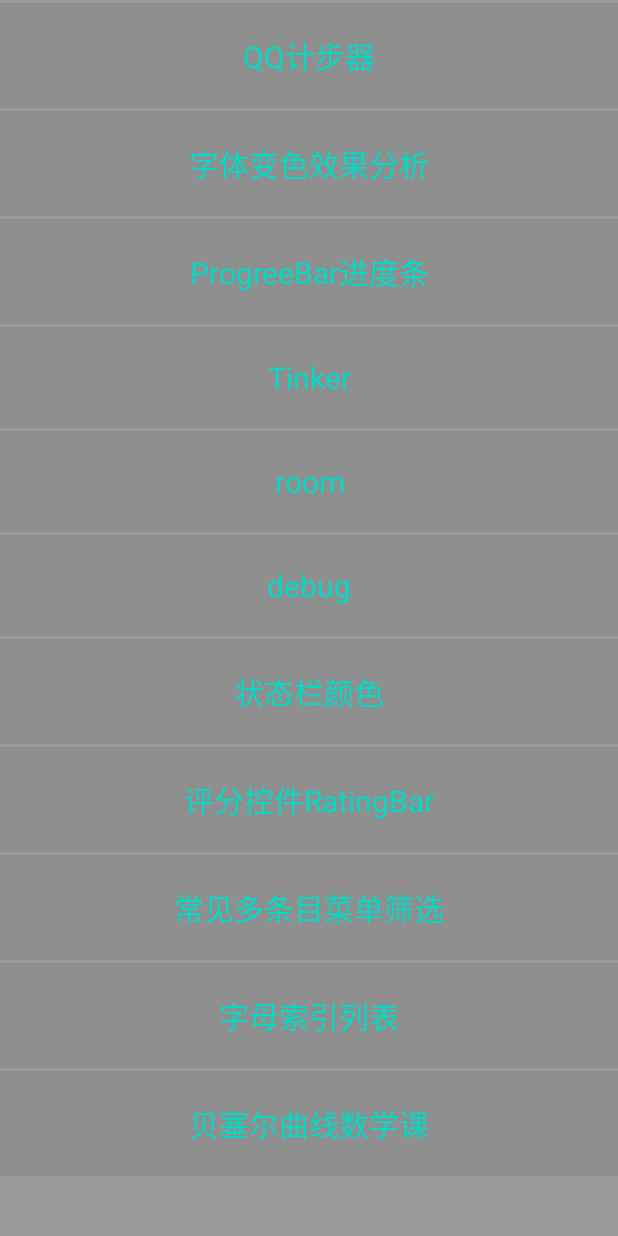
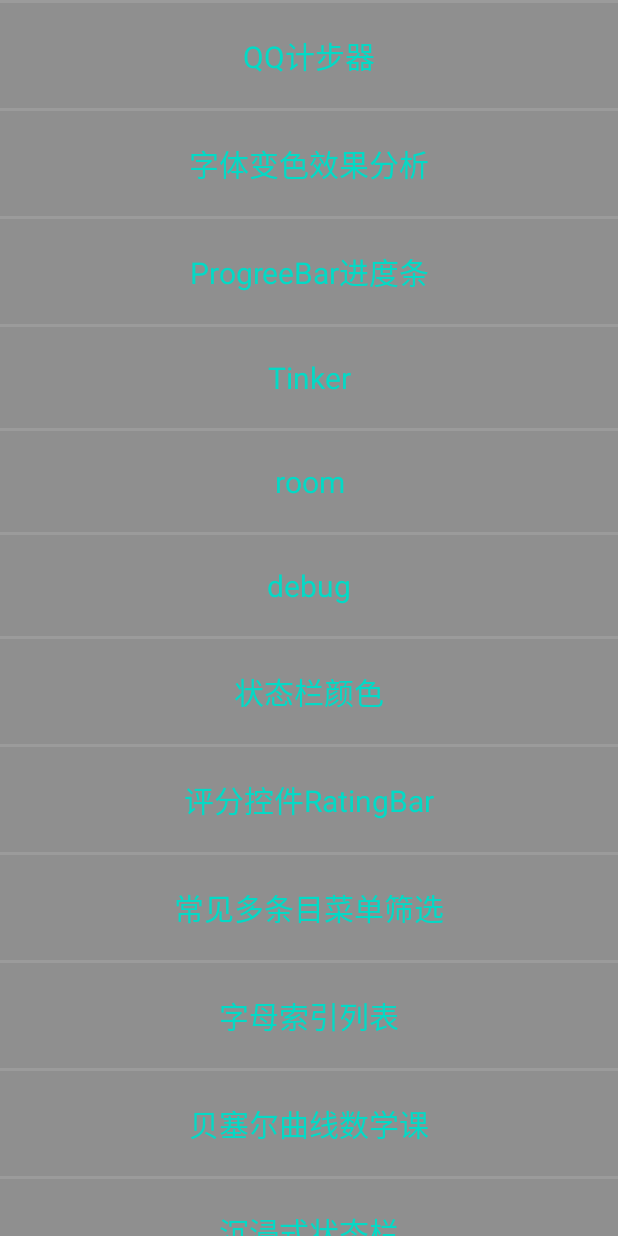
Before and after one commit to jianghu9527/DomeSummary, an Android app: the screen it shows after launch (MainActivity), on a phone screen of 412 x 824 dp. Run offline under Robolectric (Android 15) with nearby library versions, the phone set to English and light mode, and no system bars; libraries missing offline, so code that uses them is left out: com.tencent.bugly, com.tencent.mmkv, com.tencent.tinker; 3 statements that could not run were skipped.

Commit message:
沉浸式状态栏

```diff
--- a/app/src/main/AndroidManifest.xml
+++ b/app/src/main/AndroidManifest.xml
@@ -24,7 +24,7 @@
         android:usesCleartextTraffic="true"
 
         android:name=".base.BaseApplication"
-        android:theme="@style/Theme.Day01">
+        android:theme="@style/AppTheme">
 
         <activity android:name=".ui.login.LancherActivity">
             <intent-filter>
@@ -42,7 +42,8 @@
         <activity android:name=".ui.StatusColorActivity"/>
         <activity android:name=".ui.RatingBarActivity"/>
         <activity android:name=".ui.LetterSideBarActivity"/>
-      <activity android:name=".ui.darrenErActivity"/>
+        <activity android:name=".ui.darrenErActivity"/>
+        <activity android:name=".ui.DesignActivity"/>
 
 <!--        android:configChanges="keyboardHidden|orientation|screenSize|locale"-->
 <!--        android:theme="@android:style/Theme.Translucent"-->
--- a/app/src/main/java/com/cd/ruileda/cc/view/ui/MainActivity.java
+++ b/app/src/main/java/com/cd/ruileda/cc/view/ui/MainActivity.java
@@ -22,7 +22,7 @@
     @Override
     protected void onCreate(@Nullable Bundle savedInstanceState) {
         super.onCreate(savedInstanceState);
-        getSupportActionBar().hide();
+//        getSupportActionBar().hide();
               setContentView(R.layout.mainlayout);
 
         recyclerView=findViewById(R.id.recycler_view);
@@ -53,6 +53,7 @@
         mdata.add("字母索引列表");
         mdata.add("贝塞尔曲线数学课");
 
+        mdata.add("沉浸式状态栏");
 
         return mdata;
     }
@@ -94,6 +95,10 @@
             case "贝塞尔曲线数学课":
                 getonitem(darrenErActivity.class);
                 break;
+            case "沉浸式状态栏":
+                getonitem(DesignActivity.class);
+                break;
+
         }
 
     }
--- a/app/src/main/java/com/cd/ruileda/cc/view/ui/login/LancherActivity.java
+++ b/app/src/main/java/com/cd/ruileda/cc/view/ui/login/LancherActivity.java
@@ -17,7 +17,7 @@
     @Override
     protected void onCreate(@Nullable Bundle savedInstanceState) {
         super.onCreate(savedInstanceState);
-        getSupportActionBar().hide();
+//        getSupportActionBar().hide();
         setContentView(R.layout.layoutlancher);
           FileSizeUtil.FileCreatePath(CommonPath.TABLE_DIR);
 
--- a/app/src/main/res/values/themes.xml
+++ b/app/src/main/res/values/themes.xml
@@ -1,17 +1,34 @@
 <resources xmlns:tools="http://schemas.android.com/tools">
     <!-- Base application theme. -->
 
-    <style name="Theme.Day01" parent="Theme.MaterialComponents.DayNight.DarkActionBar">
-        <!-- Primary brand color. -->
-        <item name="colorPrimary">@color/purple_500</item>
-        <item name="colorPrimaryVariant">@color/purple_700</item>
-        <item name="colorOnPrimary">@color/white</item>
-        <!-- Secondary brand color. -->
-        <item name="colorSecondary">@color/teal_200</item>
-        <item name="colorSecondaryVariant">@color/teal_700</item>
-        <item name="colorOnSecondary">@color/black</item>
-        <!-- Status bar color. -->
-        <item name="android:statusBarColor" tools:targetApi="l">?attr/colorPrimaryVariant</item>
+<!--    <style name="Theme.Day01" parent="Theme.MaterialComponents.DayNight.DarkActionBar">-->
+<!--        &lt;!&ndash; Primary brand color. &ndash;&gt;-->
+<!--        <item name="colorPrimary">@color/colorPrimary</item>-->
+<!--        <item name="colorPrimaryVariant">@color/colorPrimary</item>-->
+<!--        <item name="colorOnPrimary">@color/white</item>-->
+<!--        &lt;!&ndash; Secondary brand color. &ndash;&gt;-->
+<!--        <item name="colorSecondary">@color/teal_200</item>-->
+<!--        <item name="colorSecondaryVariant">@color/teal_700</item>-->
+<!--        <item name="colorOnSecondary">@color/black</item>-->
+<!--        &lt;!&ndash; Status bar color. &ndash;&gt;-->
+<!--        <item name="android:statusBarColor" tools:targetApi="l">?attr/colorPrimaryVariant</item>-->
+
+<!--&lt;!&ndash;        <style name="AppTheme" parent="Theme.AppCompat.Light.NoActionBar">&ndash;&gt;-->
+<!--&lt;!&ndash;            &lt;!&ndash; Customize your theme here. &ndash;&gt;&ndash;&gt;-->
+<!--&lt;!&ndash;            <item name="colorPrimary">@color/colorPrimary</item>&ndash;&gt;-->
+<!--&lt;!&ndash;            <item name="colorPrimaryDark">@color/colorPrimaryDark</item>&ndash;&gt;-->
+<!--&lt;!&ndash;            <item name="colorAccent">@color/colorAccent</item>&ndash;&gt;-->
+<!--&lt;!&ndash;        </style>&ndash;&gt;-->
+
+<!--        &lt;!&ndash; Customize your theme here. &ndash;&gt;-->
+<!--    </style>-->
+    <style name="AppTheme" parent="Theme.AppCompat.Light.NoActionBar">
         <!-- Customize your theme here. -->
+        <item name="colorPrimary">@color/colorPrimary</item>
+        <item name="colorPrimaryDark">@color/colorPrimaryDark</item>
+        <item name="colorAccent">@color/colorAccent</item>
     </style>
+
+
+
 </resources>
```
Also changed, not shown: app/src/main/java/com/cd/ruileda/cc/view/ui/DesignActivity.java (added, +26 -0 lines), app/src/main/java/com/cd/ruileda/cc/view/widget/StatusBarUtil.java (added, +84 -0 lines), app/src/main/res/layout/layoutdesgin.xml (added, +17 -0 lines).
